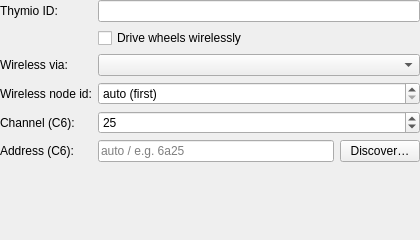
Qt form src/gui/ui/thymio_config_form.ui (techandpeople/SoftEdIBO) before a commit.
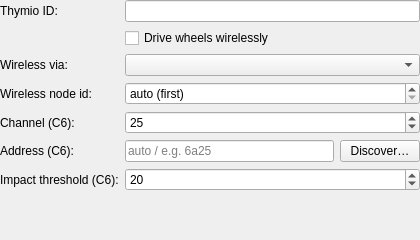
The same form after that commit.

Commit message: thymio auto discovery with gateway

What changed in the file:
```diff
--- a/src/gui/ui/thymio_config_form.ui
+++ b/src/gui/ui/thymio_config_form.ui
@@ -85,6 +85,21 @@
      </item>
     </layout>
    </item>
+   <item row="7" column="0">
+    <widget class="QLabel" name="impact_label">
+     <property name="text"><string>Impact threshold (C6):</string></property>
+    </widget>
+   </item>
+   <item row="7" column="1">
+    <widget class="QDoubleSpinBox" name="impact_spin">
+     <property name="decimals"><number>0</number></property>
+     <property name="minimum"><double>1.000000000000000</double></property>
+     <property name="maximum"><double>500.000000000000000</double></property>
+     <property name="singleStep"><double>5.000000000000000</double></property>
+     <property name="value"><double>20.000000000000000</double></property>
+     <property name="whatsThis"><string>How hard a knock counts as an "impact" for the on_impact behaviour block (Gateway C6 transport). It's the accelerometer's deviation from rest; lower = more sensitive. Calibrate it live in Test Thymio by knocking the robot and watching the impact bar.</string></property>
+    </widget>
+   </item>
   </layout>
  </widget>
  <resources/>
```
The commit also changes 26 other files.
